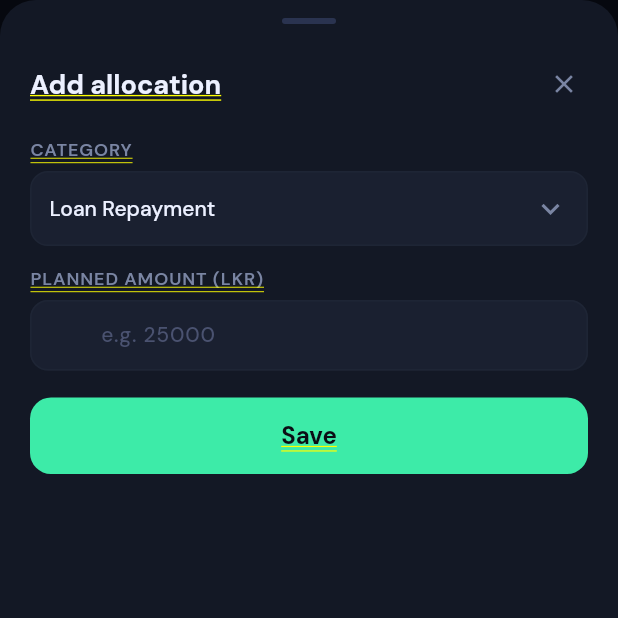
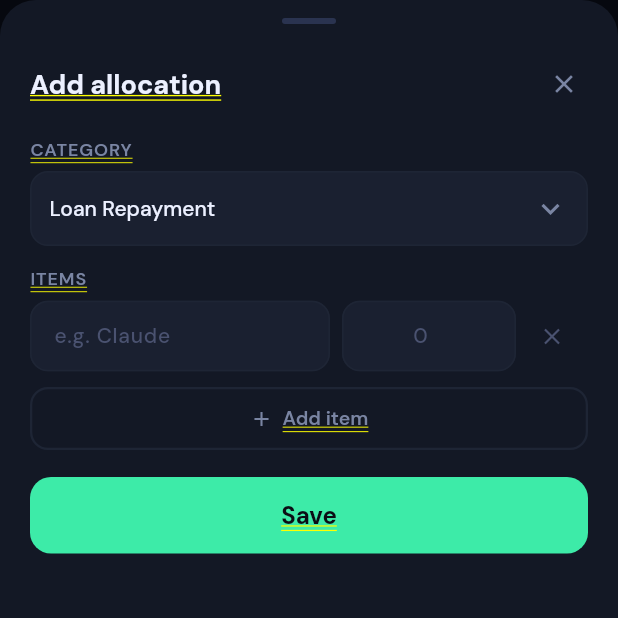
Before and after one commit to Esandu-Meth-Obadaarachchi/FinanceTrackerApp, a Flutter app: the _AllocationEditorSheet screen opened directly with empty values, on a phone screen of 412 x 824 dp, the top half of it. Run offline on Flutter 3.47's test engine with Material 3 defaults, Android fonts, the phone set to English and light mode, and no system bars; our stand-ins replace cloud_firestore, firebase_auth, firebase_core, firebase_messaging, flutter_local_notifications, flutter_timezone and 5 more; missing offline and left inert: another_telephony; accounts and stored records are empty.

Commit message:
Add line items to budget category allocations
Categories can now hold named sub-items (e.g. Claude, Google Drive under
Software & Subscriptions) that sum to the category's planned total:
- BudgetItem model + BudgetPlan.items (category -> line items); allocations
  stays the per-category total so all planner math is unchanged. withItems()
  sets items and the summed total; backwards compatible with single amounts
- Allocation editor reworked into a dynamic name+amount item list with a live
  category total; planner rows list each sub-item under the progress bar
- AppTextField gains an onChanged callback (drives the live total)

Co-Authored-By: Claude Opus 4.8 <noreply@anthropic.com>

```diff
--- a/lib/models/budget_plan.dart
+++ b/lib/models/budget_plan.dart
@@ -1,18 +1,37 @@
+/// A single named line item inside a category envelope, e.g. "Claude" under
+/// "Software & Subscriptions".
+class BudgetItem {
+  final String name;
+  final double amount;
+
+  const BudgetItem({required this.name, required this.amount});
+
+  factory BudgetItem.fromMap(Map<String, dynamic> m) => BudgetItem(
+        name: (m['name'] ?? '') as String,
+        amount: (m['amount'] as num?)?.toDouble() ?? 0,
+      );
+
+  Map<String, dynamic> toMap() => {'name': name, 'amount': amount};
+}
+
 /// A zero-based / envelope plan for one calendar month: the income the user
 /// expects and how they intend to allocate it across expense categories.
 ///
-/// One Firestore document per month (id = "YYYY-MM"); allocations are stored as
-/// a map of category label -> planned amount. The zero-based goal is to drive
-/// [unallocated] to 0 (every expected rupee given a job).
+/// One Firestore document per month (id = "YYYY-MM"). [allocations] is the
+/// per-category planned total (the source of truth for all planner math).
+/// [items] optionally breaks a category into named line items that sum to that
+/// total — when a category has items, `allocations[cat]` equals their sum.
 class BudgetPlan {
   final String month; // YYYY-MM (also the doc id)
   final double plannedIncome;
-  final Map<String, double> allocations; // category label -> planned amount
+  final Map<String, double> allocations; // category label -> planned total
+  final Map<String, List<BudgetItem>> items; // category label -> line items
 
   const BudgetPlan({
     required this.month,
     required this.plannedIncome,
     required this.allocations,
+    this.items = const {},
   });
 
   /// A blank plan for a month that has no document yet.
@@ -26,10 +45,26 @@ class BudgetPlan {
       final amt = (v as num?)?.toDouble() ?? 0;
       if (amt != 0) alloc[k.toString()] = amt;
     });
+
+    final rawItems = (m['items'] as Map?) ?? const {};
+    final items = <String, List<BudgetItem>>{};
+    rawItems.forEach((cat, v) {
+      if (v is List) {
+        final list = v
+            .whereType<Map>()
+            .map((e) =>
+                BudgetItem.fromMap(Map<String, dynamic>.from(e)))
+            .where((b) => b.amount != 0)
+            .toList();
+        if (list.isNotEmpty) items[cat.toString()] = list;
+      }
+    });
+
     return BudgetPlan(
       month: (m['month'] ?? id) as String,
       plannedIncome: (m['plannedIncome'] as num?)?.toDouble() ?? 0,
       allocations: alloc,
+      items: items,
     );
   }
 
@@ -37,6 +72,8 @@ class BudgetPlan {
         'month': month,
         'plannedIncome': plannedIncome,
         'allocations': allocations,
+        'items': items.map(
+            (k, v) => MapEntry(k, v.map((e) => e.toMap()).toList())),
       };
 
   /// Total of every category allocation.
@@ -49,24 +86,48 @@ class BudgetPlan {
 
   bool get isEmpty => plannedIncome == 0 && allocations.isEmpty;
 
+  /// The line items for [category], or an empty list when it's a single amount.
+  List<BudgetItem> itemsFor(String category) => items[category] ?? const [];
+
   BudgetPlan copyWith({
     double? plannedIncome,
     Map<String, double>? allocations,
+    Map<String, List<BudgetItem>>? items,
   }) =>
       BudgetPlan(
         month: month,
         plannedIncome: plannedIncome ?? this.plannedIncome,
         allocations: allocations ?? this.allocations,
+        items: items ?? this.items,
       );
 
-  /// Returns a copy with [category] set to [amount] (or removed when <= 0).
+  /// Sets [category] to a single [amount], clearing any line items it had
+  /// (or removes it entirely when amount <= 0).
   BudgetPlan withAllocation(String category, double amount) {
-    final next = Map<String, double>.from(allocations);
+    final nextAlloc = Map<String, double>.from(allocations);
+    final nextItems = Map<String, List<BudgetItem>>.from(items);
+    nextItems.remove(category);
     if (amount <= 0) {
-      next.remove(category);
+      nextAlloc.remove(category);
     } else {
-      next[category] = amount;
+      nextAlloc[category] = amount;
     }
-    return copyWith(allocations: next);
+    return copyWith(allocations: nextAlloc, items: nextItems);
+  }
+
+  /// Sets the line items for [category]; its allocation becomes their sum.
+  /// Passing an empty list (or all-zero items) removes the category.
+  BudgetPlan withItems(String category, List<BudgetItem> newItems) {
+    final filtered = newItems.where((i) => i.amount > 0).toList();
+    final nextAlloc = Map<String, double>.from(allocations);
+    final nextItems = Map<String, List<BudgetItem>>.from(items);
+    if (filtered.isEmpty) {
+      nextAlloc.remove(category);
+      nextItems.remove(category);
+    } else {
+      nextAlloc[category] = filtered.fold(0.0, (s, i) => s + i.amount);
+      nextItems[category] = filtered;
+    }
+    return copyWith(allocations: nextAlloc, items: nextItems);
   }
 }
--- a/lib/screens/budget_screen.dart
+++ b/lib/screens/budget_screen.dart
@@ -349,6 +349,25 @@ class _BudgetScreenState extends State<BudgetScreen> {
                     over ? _expense : categoryColor(cat)),
               ),
             ),
+            for (final item in plan.itemsFor(cat)) ...[
+              const SizedBox(height: 7),
+              Row(
+                children: [
+                  Icon(Icons.subdirectory_arrow_right,
+                      size: 13, color: colors.muted),
+                  const SizedBox(width: 6),
+                  Expanded(
+                    child: Text(
+                        item.name.isNotEmpty ? item.name : 'Item',
+                        maxLines: 1,
+                        overflow: TextOverflow.ellipsis,
+                        style: sans(size: 12.5, color: colors.sub)),
+                  ),
+                  Text('Rs ${fmt(item.amount)}',
+                      style: mono(size: 12, color: colors.sub)),
+                ],
+              ),
+            ],
             if (over) ...[
               const SizedBox(height: 6),
               Align(
@@ -521,18 +540,47 @@ class _AllocationEditorSheet extends StatefulWidget {
   State<_AllocationEditorSheet> createState() => _AllocationEditorSheetState();
 }
 
+/// One editable line item (name + amount) inside the allocation editor.
+class _ItemRow {
+  _ItemRow({String name = '', String amount = ''})
+      : key = UniqueKey(),
+        name = TextEditingController(text: name),
+        amount = TextEditingController(text: amount);
+  final Key key;
+  final TextEditingController name;
+  final TextEditingController amount;
+  void dispose() {
+    name.dispose();
+    amount.dispose();
+  }
+}
+
 class _AllocationEditorSheetState extends State<_AllocationEditorSheet> {
-  late final TextEditingController _amount;
   late String _category;
+  final List<_ItemRow> _rows = [];
 
   @override
   void initState() {
     super.initState();
-    final app = context.read<AppState>();
-    final plan = app.budgetFor(widget.month);
+    final plan = context.read<AppState>().budgetFor(widget.month);
     _category = widget.category ?? _firstUnallocated(plan);
-    final cur = plan.allocations[_category] ?? 0;
-    _amount = TextEditingController(text: cur > 0 ? _trim(cur) : '');
+    _seedRows(plan);
+  }
+
+  void _seedRows(BudgetPlan plan) {
+    for (final r in _rows) {
+      r.dispose();
+    }
+    _rows.clear();
+    final existing = plan.itemsFor(_category);
+    if (existing.isNotEmpty) {
+      for (final item in existing) {
+        _rows.add(_ItemRow(name: item.name, amount: _trim(item.amount)));
+      }
+    } else {
+      final cur = plan.allocations[_category] ?? 0;
+      _rows.add(_ItemRow(amount: cur > 0 ? _trim(cur) : ''));
+    }
   }
 
   String _firstUnallocated(BudgetPlan plan) {
@@ -545,19 +593,32 @@ class _AllocationEditorSheetState extends State<_AllocationEditorSheet> {
   String _trim(double v) =>
       v == v.roundToDouble() ? v.toStringAsFixed(0) : v.toString();
 
+  double get _total => _rows.fold(
+      0.0, (s, r) => s + (double.tryParse(r.amount.text.trim()) ?? 0));
+
+  List<BudgetItem> _buildItems() => _rows
+      .map((r) => BudgetItem(
+            name: r.name.text.trim(),
+            amount: double.tryParse(r.amount.text.trim()) ?? 0,
+          ))
+      .toList();
+
   @override
   void dispose() {
-    _amount.dispose();
+    for (final r in _rows) {
+      r.dispose();
+    }
     super.dispose();
   }
 
   @override
   Widget build(BuildContext context) {
     final colors = context.read<ThemeController>().colors;
-    final app = context.watch<AppState>();
+    final app = context.read<AppState>();
     final plan = app.budgetFor(widget.month);
     final isEdit = widget.category != null;
     final spent = app.expenseByCategoryInMonth(widget.month)[_category] ?? 0;
+    final multi = _rows.length > 1;
 
     return SheetScaffold(
       title: isEdit ? 'Edit allocation' : 'Add allocation',
@@ -584,19 +645,58 @@ class _AllocationEditorSheetState extends State<_AllocationEditorSheet> {
             ],
             onChanged: (v) => setState(() {
               _category = v ?? _category;
-              final cur = plan.allocations[_category] ?? 0;
-              _amount.text = cur > 0 ? _trim(cur) : '';
+              _seedRows(plan);
             }),
           ),
         const SizedBox(height: 14),
-        AppTextField(
-          colors: colors,
-          controller: _amount,
-          label: 'Planned amount (LKR)',
-          hint: 'e.g. 25000',
-          prefix: 'Rs',
-          keyboardType: const TextInputType.numberWithOptions(decimal: true),
+        FieldLabel('Items', colors: colors),
+        for (final row in _rows) _itemRow(colors, row),
+        const SizedBox(height: 2),
+        GestureDetector(
+          onTap: () => setState(() => _rows.add(_ItemRow())),
+          child: Container(
+            padding: const EdgeInsets.symmetric(vertical: 11),
+            decoration: BoxDecoration(
+              border: Border.all(color: colors.border, width: 1.5),
+              borderRadius: BorderRadius.circular(12),
+            ),
+            child: Row(
+              mainAxisAlignment: MainAxisAlignment.center,
+              children: [
+                Icon(Icons.add, size: 16, color: colors.sub),
+                const SizedBox(width: 6),
+                Text('Add item',
+                    style: sans(
+                        size: 13, weight: FontWeight.w600, color: colors.sub)),
+              ],
+            ),
+          ),
         ),
+        if (multi) ...[
+          const SizedBox(height: 14),
+          Container(
+            padding: const EdgeInsets.symmetric(horizontal: 12, vertical: 11),
+            decoration: BoxDecoration(
+              color: const Color(0xFF3DEBA8).withValues(alpha: 0.08),
+              borderRadius: BorderRadius.circular(10),
+            ),
+            child: Row(
+              mainAxisAlignment: MainAxisAlignment.spaceBetween,
+              children: [
+                Text('Category total',
+                    style: sans(
+                        size: 13,
+                        weight: FontWeight.w600,
+                        color: colors.text)),
+                Text('Rs ${fmtFull(_total)}',
+                    style: mono(
+                        size: 15,
+                        weight: FontWeight.w800,
+                        color: const Color(0xFF3DEBA8))),
+              ],
+            ),
+          ),
+        ],
         if (spent > 0) ...[
           const SizedBox(height: 10),
           Text('Already spent this month: Rs ${fmtFull(spent)}',
@@ -606,8 +706,7 @@ class _AllocationEditorSheetState extends State<_AllocationEditorSheet> {
         PrimaryButton(
           label: 'Save',
           onPressed: () {
-            final amt = double.tryParse(_amount.text.trim()) ?? 0;
-            app.setBudget(plan.withAllocation(_category, amt));
+            app.setBudget(plan.withItems(_category, _buildItems()));
             Navigator.of(context).pop();
           },
         ),
@@ -615,7 +714,7 @@ class _AllocationEditorSheetState extends State<_AllocationEditorSheet> {
           const SizedBox(height: 10),
           GestureDetector(
             onTap: () {
-              app.setBudget(plan.withAllocation(_category, 0));
+              app.setBudget(plan.withItems(_category, const []));
               Navigator.of(context).pop();
             },
             child: Center(
@@ -633,4 +732,50 @@ class _AllocationEditorSheetState extends State<_AllocationEditorSheet> {
       ],
     );
   }
+
+  Widget _itemRow(Palette colors, _ItemRow row) {
+    return Padding(
+      key: row.key,
+      padding: const EdgeInsets.only(bottom: 8),
+      child: Row(
+        crossAxisAlignment: CrossAxisAlignment.center,
+        children: [
+          Expanded(
+            child: AppTextField(
+              colors: colors,
+              controller: row.name,
+              hint: 'e.g. Claude',
+            ),
+          ),
+          const SizedBox(width: 8),
+          SizedBox(
+            width: 116,
+            child: AppTextField(
+              colors: colors,
+              controller: row.amount,
+              hint: '0',
+              prefix: 'Rs',
+              keyboardType:
+                  const TextInputType.numberWithOptions(decimal: true),
+              onChanged: (_) => setState(() {}),
+            ),
+          ),
+          IconButton(
+            onPressed: _rows.length == 1
+                ? null
+                : () => setState(() {
+                      _rows.remove(row);
+                      row.dispose();
+                    }),
+            icon: Icon(Icons.close,
+                size: 18,
+                color: _rows.length == 1 ? colors.muted : _expense),
+            splashRadius: 18,
+            padding: EdgeInsets.zero,
+            constraints: const BoxConstraints(minWidth: 34, minHeight: 34),
+          ),
+        ],
+      ),
+    );
+  }
 }
--- a/lib/widgets/form_fields.dart
+++ b/lib/widgets/form_fields.dart
@@ -46,6 +46,7 @@ class AppTextField extends StatelessWidget {
     this.autofocus = false,
     this.obscure = false,
     this.onSubmitted,
+    this.onChanged,
   });
 
   final Palette colors;
@@ -57,6 +58,7 @@ class AppTextField extends StatelessWidget {
   final bool autofocus;
   final bool obscure;
   final ValueChanged<String>? onSubmitted;
+  final ValueChanged<String>? onChanged;
 
   @override
   Widget build(BuildContext context) {
@@ -71,6 +73,7 @@ class AppTextField extends StatelessWidget {
           autofocus: autofocus,
           obscureText: obscure,
           onSubmitted: onSubmitted,
+          onChanged: onChanged,
           style: (isNumber ? mono(size: 14) : sans(size: 14))
               .copyWith(color: colors.text),
           cursorColor: const Color(0xFF3DEBA8),
```
